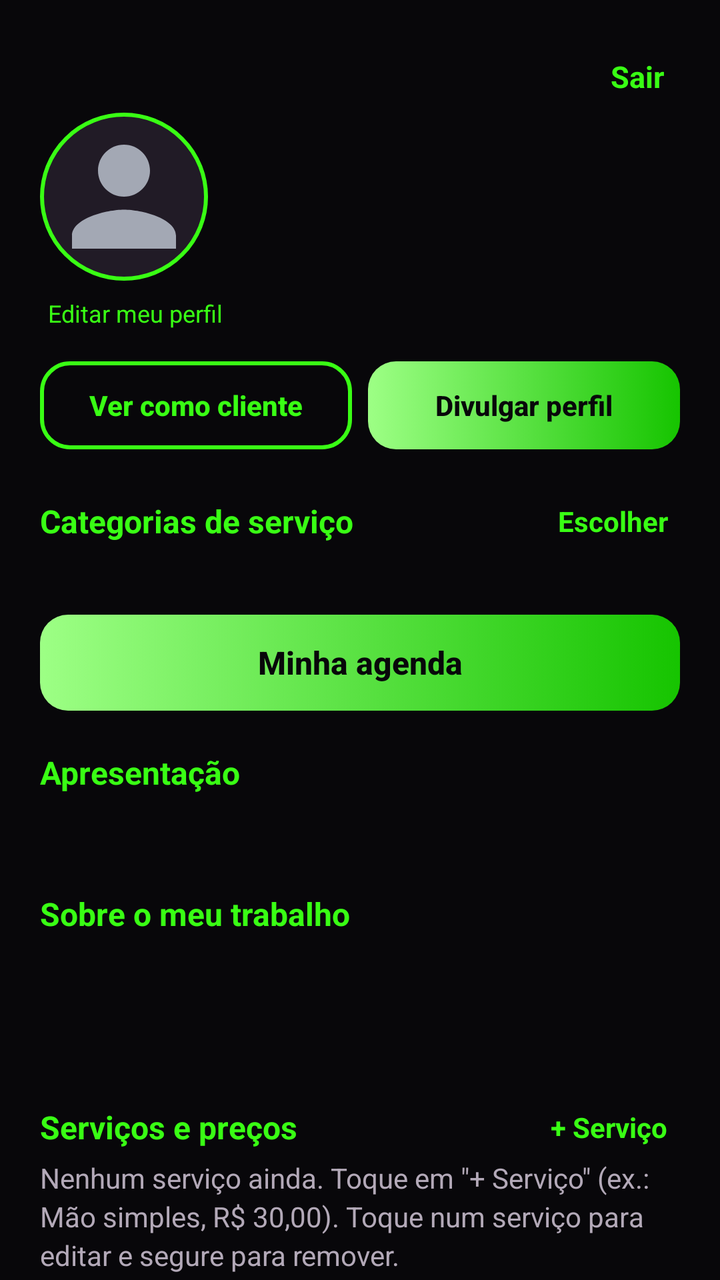
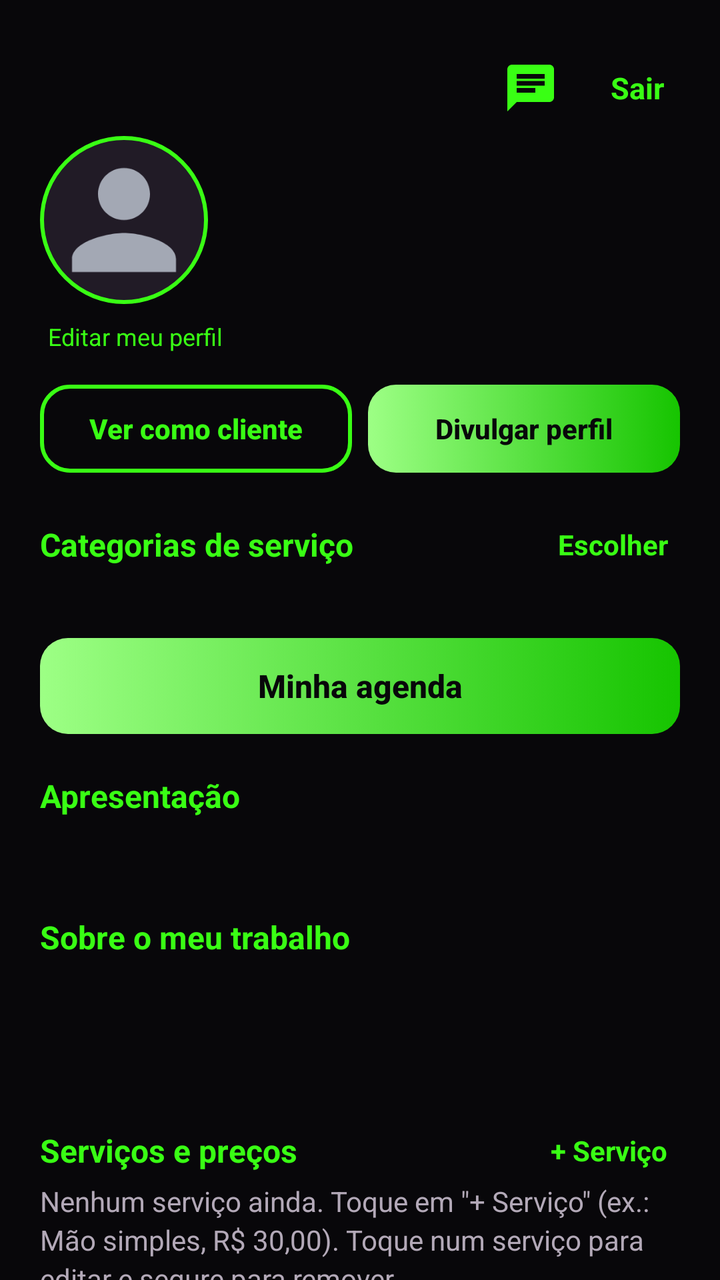

Compare the two renders of this Android layout. The source of the first and the diff that turns it into the second are given below.
<!-- AndroidManifest.xml: activity theme Theme.Manicure.Profissional -->
<!-- res/layout/activity_painel_profissional.xml -->
<?xml version="1.0" encoding="utf-8"?>
<FrameLayout xmlns:android="http://schemas.android.com/apk/res/android"
    android:layout_width="match_parent"
    android:layout_height="match_parent"
    android:background="@color/fundo">

    <androidx.core.widget.NestedScrollView
        android:layout_width="match_parent"
        android:layout_height="match_parent">

        <LinearLayout
            android:layout_width="match_parent"
            android:layout_height="wrap_content"
            android:orientation="vertical"
            android:padding="20dp">

            <TextView
                android:id="@+id/btnSair"
                android:layout_width="wrap_content"
                android:layout_height="wrap_content"
                android:layout_gravity="end"
                android:background="?attr/selectableItemBackground"
                android:padding="8dp"
                android:text="@string/sair"
                android:textColor="?attr/corDestaque"
                android:textSize="15sp"
                android:textStyle="bold" />

            
            <LinearLayout
                android:layout_width="match_parent"
                android:layout_height="wrap_content"
                android:gravity="center_vertical"
                android:orientation="horizontal">

                <ImageView
                    android:id="@+id/ivFoto"
                    android:layout_width="84dp"
                    android:layout_height="84dp"
                    android:background="@drawable/bg_foto_redonda"
                    android:contentDescription="@string/painel_trocar_foto"
                    android:padding="3dp"
                    android:scaleType="centerCrop"
                    android:src="@drawable/ic_pessoa" />

                <LinearLayout
                    android:layout_width="0dp"
                    android:layout_height="wrap_content"
                    android:layout_marginStart="14dp"
                    android:layout_weight="1"
                    android:orientation="vertical">

                    <TextView
                        android:id="@+id/tvNome"
                        android:layout_width="wrap_content"
                        android:layout_height="wrap_content"
                        android:textColor="@color/texto"
                        android:textSize="20sp"
                        android:textStyle="bold" />

                    <TextView
                        android:id="@+id/tvTipo"
                        android:layout_width="wrap_content"
                        android:layout_height="wrap_content"
                        android:textColor="@color/texto_secundario"
                        android:textSize="13sp" />

                    <TextView
                        android:id="@+id/tvCodigo"
                        android:layout_width="wrap_content"
                        android:layout_height="wrap_content"
                        android:layout_marginTop="2dp"
                        android:textColor="?attr/corDestaque"
                        android:textSize="13sp"
                        android:textStyle="bold" />

                    <TextView
                        android:id="@+id/tvSituacao"
                        android:layout_width="wrap_content"
                        android:layout_height="wrap_content"
                        android:layout_marginTop="2dp"
                        android:textSize="12sp" />
                </LinearLayout>
            </LinearLayout>

            <TextView
                android:id="@+id/btnEditarPerfil"
                android:layout_width="wrap_content"
                android:layout_height="wrap_content"
                android:layout_marginTop="4dp"
                android:padding="4dp"
                android:text="@string/painel_editar_perfil"
                android:textColor="?attr/corDestaque"
                android:textSize="12sp" />

            <LinearLayout
                android:layout_width="match_parent"
                android:layout_height="wrap_content"
                android:layout_marginTop="12dp"
                android:orientation="horizontal">

                <Button
                    android:id="@+id/btnVerComoCliente"
                    style="@style/BotaoContorno"
                    android:layout_width="0dp"
                    android:layout_height="44dp"
                    android:layout_marginEnd="8dp"
                    android:layout_weight="1"
                    android:text="@string/painel_ver_como_cliente"
                    android:textSize="14sp" />

                <Button
                    android:id="@+id/btnCompartilhar"
                    style="@style/BotaoPrimario"
                    android:layout_width="0dp"
                    android:layout_height="44dp"
                    android:layout_weight="1"
                    android:text="@string/painel_compartilhar"
                    android:textSize="14sp" />
            </LinearLayout>

            
            <LinearLayout
                android:layout_width="match_parent"
                android:layout_height="wrap_content"
                android:gravity="center_vertical"
                android:orientation="horizontal">

                <TextView
                    style="@style/TituloSecao"
                    android:layout_width="0dp"
                    android:layout_weight="1"
                    android:text="@string/painel_categorias" />

                <TextView
                    android:id="@+id/btnCategorias"
                    android:layout_width="wrap_content"
                    android:layout_height="wrap_content"
                    android:layout_marginTop="10dp"
                    android:padding="6dp"
                    android:text="@string/painel_editar_categorias"
                    android:textColor="?attr/corDestaque"
                    android:textSize="14sp"
                    android:textStyle="bold" />
            </LinearLayout>

            <TextView
                android:id="@+id/tvCategorias"
                style="@style/TextoCorpo" />

            <Button
                android:id="@+id/btnAgenda"
                style="@style/BotaoPrimario"
                android:layout_height="48dp"
                android:layout_marginTop="12dp"
                android:text="@string/painel_minha_agenda" />

            <TextView
                style="@style/TituloSecao"
                android:text="@string/painel_apresentacao" />

            <TextView
                android:id="@+id/tvApresentacao"
                style="@style/TextoCorpo" />

            <TextView
                style="@style/TituloSecao"
                android:text="@string/painel_sobre_trabalho" />

            <TextView
                android:id="@+id/tvSobreTrabalho"
                style="@style/TextoCorpo" />

            <TextView
                android:id="@+id/tvContatos"
                style="@style/TextoCorpo"
                android:layout_marginTop="12dp" />

            
            <LinearLayout
                android:layout_width="match_parent"
                android:layout_height="wrap_content"
                android:gravity="center_vertical"
                android:orientation="horizontal">

                <TextView
                    style="@style/TituloSecao"
                    android:layout_width="0dp"
                    android:layout_weight="1"
                    android:text="@string/painel_servicos" />

                <TextView
                    android:id="@+id/btnAdicionarServico"
                    android:layout_width="wrap_content"
                    android:layout_height="wrap_content"
                    android:layout_marginTop="10dp"
                    android:padding="6dp"
                    android:text="@string/painel_adicionar_servico"
                    android:textColor="?attr/corDestaque"
                    android:textSize="14sp"
                    android:textStyle="bold" />
            </LinearLayout>

            <TextView
                android:id="@+id/tvSemServicos"
                style="@style/TextoCorpo"
                android:text="@string/painel_sem_servicos" />

            <androidx.recyclerview.widget.RecyclerView
                android:id="@+id/rvServicos"
                android:layout_width="match_parent"
                android:layout_height="wrap_content" />

            
            <TextView
                android:id="@+id/tvTituloGaleria"
                style="@style/TituloSecao" />

            <TextView
                style="@style/TextoCorpo"
                android:layout_marginBottom="8dp"
                android:text="@string/painel_galeria_dica"
                android:textSize="12sp" />

            <androidx.recyclerview.widget.RecyclerView
                android:id="@+id/rvFotos"
                android:layout_width="match_parent"
                android:layout_height="wrap_content" />
        </LinearLayout>
    </androidx.core.widget.NestedScrollView>

    <ProgressBar
        android:id="@+id/progressBar"
        android:layout_width="40dp"
        android:layout_height="40dp"
        android:layout_gravity="center"
        android:indeterminateTint="?attr/corDestaque"
        android:visibility="gone" />
</FrameLayout>
<!-- resources referenced by this layout -->
<resources>
  <color name="fundo">#08070A</color>
  <color name="texto">#FFFFFF</color>
  <color name="texto_secundario">#B3A9B8</color>
  <!-- drawable bg_foto_redonda (drawable) -->
  <?xml version="1.0" encoding="utf-8"?>
  <shape xmlns:android="http://schemas.android.com/apk/res/android" android:shape="oval">
      <solid android:color="@color/superficie_alta" />
      <stroke android:width="2dp" android:color="?attr/corDestaque" />
  </shape>
  <string name="painel_adicionar_servico">+ Serviço</string>
  <string name="painel_apresentacao">Apresentação</string>
  <string name="painel_categorias">Categorias de serviço</string>
  <string name="painel_compartilhar">Divulgar perfil</string>
  <string name="painel_editar_categorias">Escolher</string>
  <string name="painel_editar_perfil">Editar meu perfil</string>
  <string name="painel_galeria_dica">Toque em \"+ Foto\" para publicar. Segure uma foto para remover.</string>
  <string name="painel_minha_agenda">Minha agenda</string>
  <string name="painel_sem_servicos">Nenhum serviço ainda. Toque em \"+ Serviço\" (ex.: Mão simples, R$ 30,00). Toque num serviço para editar e segure para remover.</string>
  <string name="painel_servicos">Serviços e preços</string>
  <string name="painel_sobre_trabalho">Sobre o meu trabalho</string>
  <string name="painel_trocar_foto">Trocar foto de perfil</string>
  <string name="painel_ver_como_cliente">Ver como cliente</string>
  <string name="sair">Sair</string>
  <style name="BotaoContorno" parent="BotaoPrimario">
          <item name="android:background">@drawable/bg_botao_contorno</item>
          <item name="android:textColor">?attr/corDestaque</item>
      </style>
  <style name="TextoCorpo">
          <item name="android:layout_width">match_parent</item>
          <item name="android:layout_height">wrap_content</item>
          <item name="android:textColor">@color/texto_secundario</item>
          <item name="android:textSize">14sp</item>
          <item name="android:lineSpacingExtra">3dp</item>
      </style>
  <style name="Theme.Manicure.Profissional">
          <item name="corDestaque">@color/verde_neon</item>
          <item name="corDestaqueClaro">@color/verde_neon_claro</item>
          <item name="corDestaqueEscuro">@color/verde_neon_escuro</item>
          <item name="corTextoBotao">@color/preto</item>
          <item name="colorPrimary">@color/verde_neon</item>
          <item name="colorPrimaryVariant">@color/verde_neon_escuro</item>
          <item name="colorOnPrimary">@color/preto</item>
          <item name="colorSecondary">@color/verde_neon</item>
          <item name="colorSecondaryVariant">@color/verde_neon_escuro</item>
          <item name="colorOnSecondary">@color/preto</item>
      </style>
  <color name="superficie_alta">#211B26</color>
  <color name="verde_neon">#39FF14</color>
  <color name="verde_neon_claro">#9DFF85</color>
  <color name="verde_neon_escuro">#16C400</color>
  <color name="preto">#08070A</color>
  <color name="borda">#33293A</color>
  <!-- unchanged entries left out for length: 5 -->
</resources>

<!-- the commit's change to res/layout/activity_painel_profissional.xml (unified diff, before → after) -->
@@ -14,17 +14,30 @@
             android:orientation="vertical"
             android:padding="20dp">
 
-            <TextView
-                android:id="@+id/btnSair"
+            
+            <LinearLayout
                 android:layout_width="wrap_content"
                 android:layout_height="wrap_content"
                 android:layout_gravity="end"
-                android:background="?attr/selectableItemBackground"
-                android:padding="8dp"
-                android:text="@string/sair"
-                android:textColor="?attr/corDestaque"
-                android:textSize="15sp"
-                android:textStyle="bold" />
+                android:gravity="center_vertical"
+                android:orientation="horizontal">
+
+                <include
+                    android:id="@+id/chat"
+                    layout="@layout/include_botao_chat" />
+
+                <TextView
+                    android:id="@+id/btnSair"
+                    android:layout_width="wrap_content"
+                    android:layout_height="wrap_content"
+                    android:layout_marginStart="8dp"
+                    android:background="?attr/selectableItemBackground"
+                    android:padding="8dp"
+                    android:text="@string/sair"
+                    android:textColor="?attr/corDestaque"
+                    android:textSize="15sp"
+                    android:textStyle="bold" />
+            </LinearLayout>
 
             
             <LinearLayout
@@ -237,3 +250,36 @@
         android:indeterminateTint="?attr/corDestaque"
         android:visibility="gone" />
 </FrameLayout>
+<!-- res/layout/include_botao_chat.xml (included above) -->
+<?xml version="1.0" encoding="utf-8"?>
+<FrameLayout xmlns:android="http://schemas.android.com/apk/res/android"
+    android:id="@+id/btnChat"
+    android:layout_width="48dp"
+    android:layout_height="48dp"
+    android:background="?attr/selectableItemBackgroundBorderless"
+    android:clickable="true"
+    android:contentDescription="@string/chat_titulo"
+    android:focusable="true">
+
+    <ImageView
+        android:layout_width="28dp"
+        android:layout_height="28dp"
+        android:layout_gravity="center"
+        android:contentDescription="@null"
+        android:src="@drawable/ic_chat" />
+
+    <TextView
+        android:id="@+id/tvBadgeChat"
+        android:layout_width="wrap_content"
+        android:layout_height="20dp"
+        android:layout_gravity="top|end"
+        android:background="@drawable/bg_badge"
+        android:gravity="center"
+        android:minWidth="20dp"
+        android:paddingStart="5dp"
+        android:paddingEnd="5dp"
+        android:textColor="@color/branco"
+        android:textSize="11sp"
+        android:textStyle="bold"
+        android:visibility="gone" />
+</FrameLayout>
<!-- resource entries referenced after the edit -->
@@ -1,14 +1,34 @@
 <!-- resources referenced by this layout -->
 <resources>
+  <color name="branco">#FFFFFF</color>
   <color name="fundo">#08070A</color>
   <color name="texto">#FFFFFF</color>
   <color name="texto_secundario">#B3A9B8</color>
+  <!-- drawable bg_badge (drawable) -->
+  <?xml version="1.0" encoding="utf-8"?>
+  <shape xmlns:android="http://schemas.android.com/apk/res/android" android:shape="rectangle">
+      <solid android:color="@color/vermelho" />
+      <corners android:radius="10dp" />
+  </shape>
   <!-- drawable bg_foto_redonda (drawable) -->
   <?xml version="1.0" encoding="utf-8"?>
   <shape xmlns:android="http://schemas.android.com/apk/res/android" android:shape="oval">
       <solid android:color="@color/superficie_alta" />
       <stroke android:width="2dp" android:color="?attr/corDestaque" />
   </shape>
+  <!-- drawable ic_chat (drawable) -->
+  <?xml version="1.0" encoding="utf-8"?>
+  <vector xmlns:android="http://schemas.android.com/apk/res/android"
+      android:width="24dp"
+      android:height="24dp"
+      android:tint="?attr/corDestaque"
+      android:viewportWidth="24"
+      android:viewportHeight="24">
+      <path
+          android:fillColor="@android:color/white"
+          android:pathData="M20,2H4C2.9,2 2,2.9 2,4v18l4,-4h14c1.1,0 2,-0.9 2,-2V4C22,2.9 21.1,2 20,2zM6,9h12v2H6V9zM14,14H6v-2h8V14zM18,8H6V6h12V8z" />
+  </vector>
+  <string name="chat_titulo">Chat</string>
   <string name="painel_adicionar_servico">+ Serviço</string>
   <string name="painel_apresentacao">Apresentação</string>
   <string name="painel_categorias">Categorias de serviço</string>
@@ -39,6 +59,7 @@
           <item name="corDestaqueClaro">@color/verde_neon_claro</item>
           <item name="corDestaqueEscuro">@color/verde_neon_escuro</item>
           <item name="corTextoBotao">@color/preto</item>
+          <item name="corBalao">#14420F</item>
           <item name="colorPrimary">@color/verde_neon</item>
           <item name="colorPrimaryVariant">@color/verde_neon_escuro</item>
           <item name="colorOnPrimary">@color/preto</item>
@@ -46,6 +67,7 @@
           <item name="colorSecondaryVariant">@color/verde_neon_escuro</item>
           <item name="colorOnSecondary">@color/preto</item>
       </style>
+  <color name="vermelho">#FF5A5A</color>
   <color name="superficie_alta">#211B26</color>
   <color name="verde_neon">#39FF14</color>
   <color name="verde_neon_claro">#9DFF85</color>
